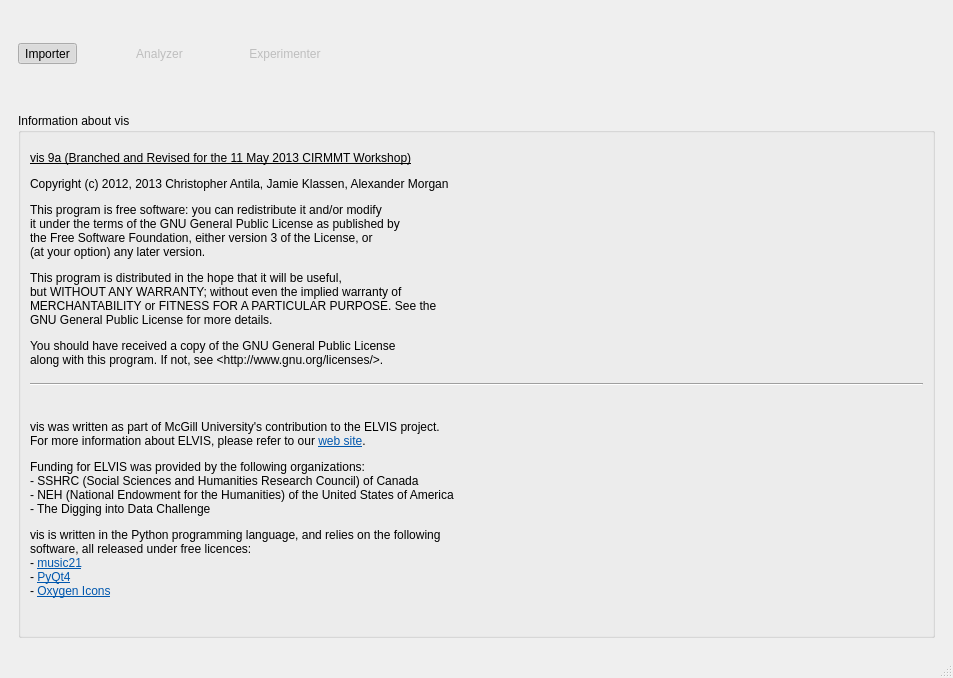
Old version of the form views/ui/main_window.ui in the repository ELVIS-Project/vis-framework.
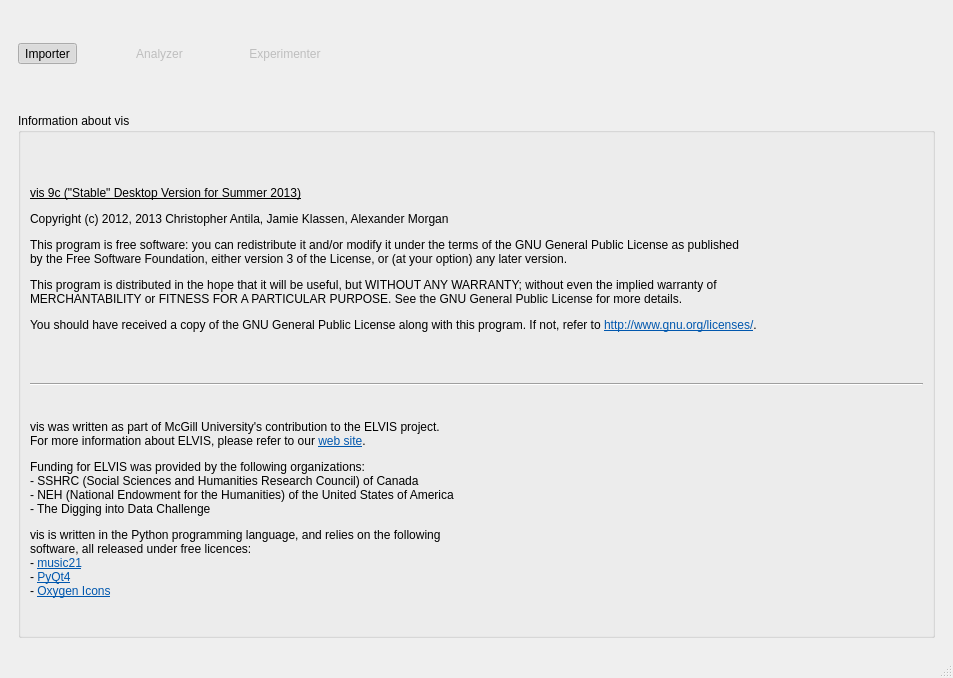
New version of the form. The open tabs and pages were chosen to show the change. Icons and pictures are not drawn.

Commit message:
Update Copyright Notice
I re-spaced it, and changed the version from vis9a to vis9c.

```diff
--- a/views/ui/main_window.ui
+++ b/views/ui/main_window.ui
@@ -1113,7 +1113,7 @@
            <item>
             <widget class="QLabel" name="label_copyright">
              <property name="text">
-              <string>&lt;html&gt;&lt;head/&gt;&lt;body&gt;&lt;p&gt;&lt;span style=&quot; text-decoration: underline;&quot;&gt;vis 9a (Branched and Revised for the 11 May 2013 CIRMMT Workshop)&lt;/span&gt;&lt;/p&gt;&lt;p&gt;Copyright (c) 2012, 2013 Christopher Antila, Jamie Klassen, Alexander Morgan&lt;/p&gt;&lt;p&gt;This program is free software: you can redistribute it and/or modify&lt;br/&gt;it under the terms of the GNU General Public License as published by&lt;br/&gt;the Free Software Foundation, either version 3 of the License, or&lt;br/&gt;(at your option) any later version.&lt;/p&gt;&lt;p&gt;This program is distributed in the hope that it will be useful,&lt;br/&gt;but WITHOUT ANY WARRANTY; without even the implied warranty of&lt;br/&gt;MERCHANTABILITY or FITNESS FOR A PARTICULAR PURPOSE. See the&lt;br/&gt;GNU General Public License for more details.&lt;/p&gt;&lt;p&gt;You should have received a copy of the GNU General Public License&lt;br/&gt;along with this program. If not, see &amp;lt;http://www.gnu.org/licenses/&amp;gt;.&lt;/p&gt;&lt;/body&gt;&lt;/html&gt;</string>
+              <string>&lt;html&gt;&lt;head/&gt;&lt;body&gt;&lt;p&gt;&lt;span style=&quot; text-decoration: underline;&quot;&gt;vis 9c (&amp;quot;Stable&amp;quot; Desktop Version for Summer 2013)&lt;/span&gt;&lt;/p&gt;&lt;p&gt;Copyright (c) 2012, 2013 Christopher Antila, Jamie Klassen, Alexander Morgan&lt;/p&gt;&lt;p&gt;This program is free software: you can redistribute it and/or modify it under the terms of the GNU General Public License as published&lt;br/&gt;by the Free Software Foundation, either version 3 of the License, or (at your option) any later version.&lt;/p&gt;&lt;p&gt;This program is distributed in the hope that it will be useful, but WITHOUT ANY WARRANTY; without even the implied warranty of&lt;br/&gt;MERCHANTABILITY or FITNESS FOR A PARTICULAR PURPOSE. See the GNU General Public License for more details.&lt;/p&gt;&lt;p&gt;You should have received a copy of the GNU General Public License along with this program. If not, refer to &lt;a href=&quot;http://www.gnu.org/licenses/&quot;&gt;&lt;span style=&quot; text-decoration: underline; color:#0057ae;&quot;&gt;http://www.gnu.org/licenses/&lt;/span&gt;&lt;/a&gt;.&lt;/p&gt;&lt;/body&gt;&lt;/html&gt;</string>
              </property>
             </widget>
            </item>
```
The commit also changes 1 other file.
